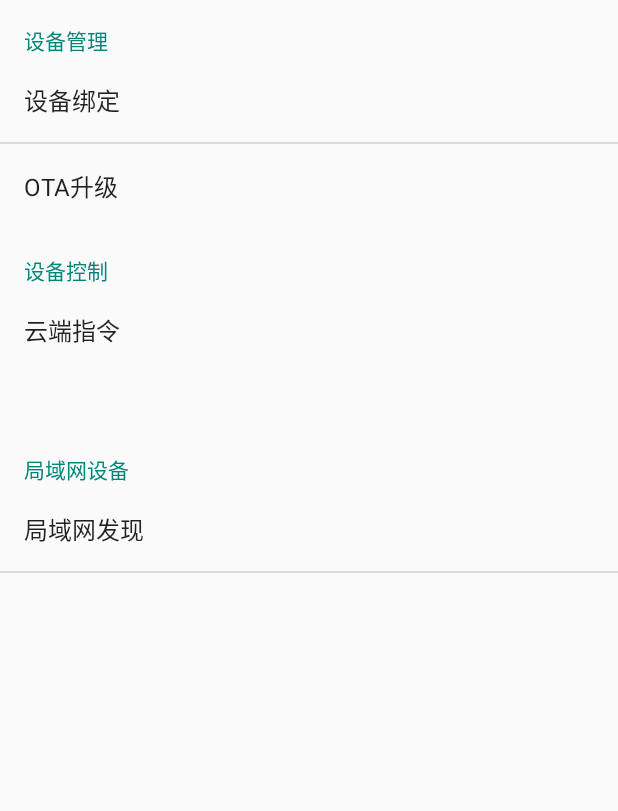
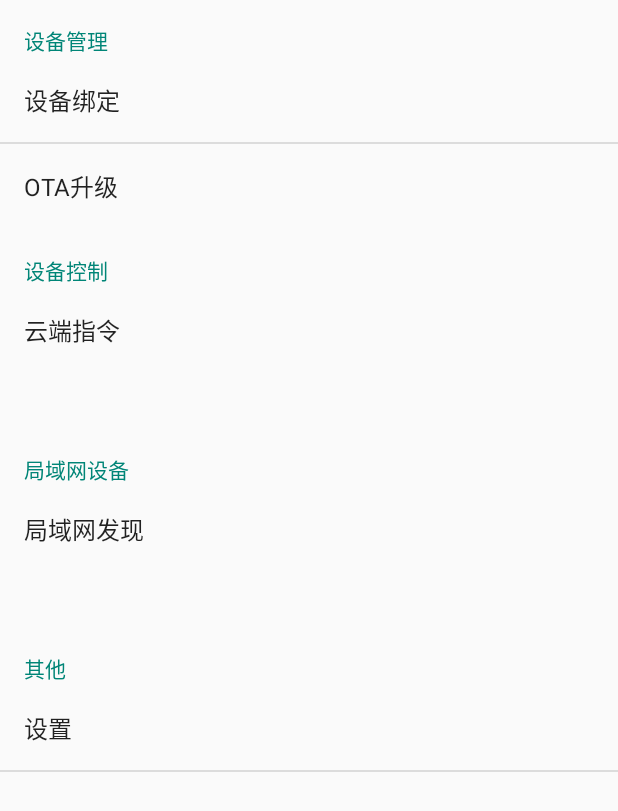
Before and after one commit to ACIoT/matrix-android-tool, an Android app: the screen it shows after launch (MainActivity), on a phone screen of 412 x 824 dp. Shown: the top 811 px of the screen. Run offline under Robolectric (Android 15) with nearby library versions, the phone set to English and light mode, and no system bars; our stand-ins replace RxJava; libraries missing offline, so code that uses them is left out: com.sloydev.preferator; 1 statement that could not run was skipped.

Commit message:
Refactor: move settings from option menu to preference
Signed-off-by: wangkun <wangkun@ablecloud.com>

```diff
--- a/app/src/main/res/menu/activity_main.xml
+++ b/app/src/main/res/menu/activity_main.xml
@@ -3,7 +3,4 @@
     <item
         android:id="@+id/account"
         android:showAsAction="always" />
-    <item
-        android:id="@+id/settings"
-        android:title="@string/settings" />
 </menu>
--- a/app/src/main/res/values/strings.xml
+++ b/app/src/main/res/values/strings.xml
@@ -21,4 +21,5 @@
     <string name="physical_id">物理ID</string>
     <string name="device_name">设备名称</string>
     <string name="bind">绑定</string>
+    <string name="others">其他</string>
 </resources>
--- a/app/src/main/res/xml/fragment_main.xml
+++ b/app/src/main/res/xml/fragment_main.xml
@@ -20,4 +20,11 @@
             android:key="local_scan"
             android:title="@string/local_scan" />
     </PreferenceCategory>
+
+    <PreferenceCategory />
+    <PreferenceCategory android:title="@string/others">
+        <Preference
+            android:key="settings"
+            android:title="@string/settings" />
+    </PreferenceCategory>
 </PreferenceScreen>
```
Also changed, not shown: app/src/main/java/ablecloud/matrix/tool/MainActivity.java (+4 -3 lines).
